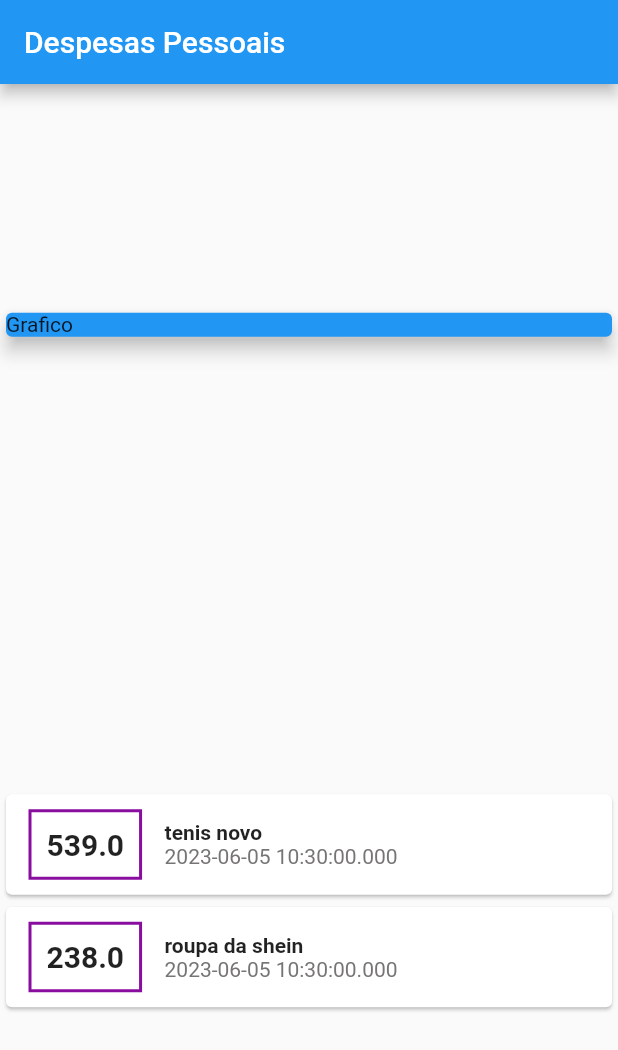
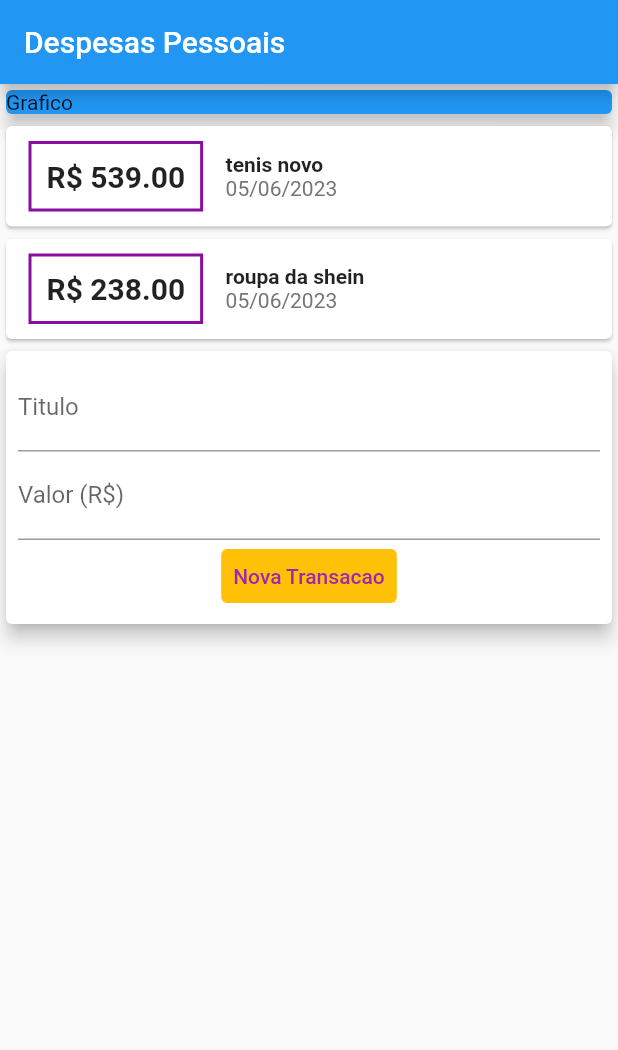
Before and after one commit to LuaDlc/expenses, a Flutter app: the screen it shows after launch, on a phone screen of 412 x 824 dp. Shown: the top 1050 px of the screen. Run offline on Flutter 3.47's test engine with Material 2 defaults, Android fonts, the phone set to English and light mode, and no system bars.

Commit message:
intl e TextField- entrada de valores e TextButton

```diff
--- a/lib/main.dart
+++ b/lib/main.dart
@@ -1,5 +1,6 @@
 import 'package:expenses/models/transactions.dart';
 import 'package:flutter/material.dart';
+import 'package:intl/intl.dart';
 
 void main() => runApp(const Expenses());
 
@@ -36,7 +37,6 @@ class MyHomePage extends StatelessWidget {
         title: const Text('Despesas Pessoais'),
       ),
       body: Column(
-        mainAxisAlignment: MainAxisAlignment.spaceAround,
         crossAxisAlignment: CrossAxisAlignment.stretch,
         children: <Widget>[
           const SizedBox(
@@ -50,7 +50,7 @@ class MyHomePage extends StatelessWidget {
             children: _transactions.map((tr) {
               return Card(
                 child: Row(
-              children: <Widget>[
+                  children: [
                     Container(
                       // o container aqui é necessario pois precisa dele pra add estilos
                       margin: const EdgeInsets.symmetric(
@@ -62,7 +62,7 @@ class MyHomePage extends StatelessWidget {
                       ),
                       padding: const EdgeInsets.all(10),
                       child: Text(
-                    tr.value.toString(),
+                        'R\$ ${tr.value!.toStringAsFixed(2)}',
                         style: const TextStyle(
                           fontWeight: FontWeight.bold,
                           fontSize: 20,
@@ -72,22 +72,50 @@ class MyHomePage extends StatelessWidget {
                     Column(
                       crossAxisAlignment: CrossAxisAlignment.start,
                       // titulo de data alinhados em uma coluna
-                  children: <Widget>[
+                      children: [
                         Text(
                           tr.title!,
                           style: const TextStyle(
                               fontSize: 14, fontWeight: FontWeight.bold),
                         ),
-                    Text(tr.date.toString(),
+                        Text(
+                          DateFormat('dd/MM/yyyy').format(tr.date!),
                           style: const TextStyle(
                             fontSize: 14,
                             color: Color.fromARGB(255, 118, 116, 116),
-                        )), //to string pois text recebe tipo string
+                          ),
+                        ), //to string pois text recebe tipo string
                       ],
                     )
                   ],
-            ));
-          }).toList())
+                ),
+              );
+            }).toList(),
+          ),
+          Card(
+              elevation: 5,
+              child: Padding(
+                padding: const EdgeInsets.all(8.0),
+                child: Column(
+                  children: <Widget>[
+                    const TextField(
+                      decoration: InputDecoration(labelText: 'Titulo'),
+                    ),
+                    const TextField(
+                      decoration: InputDecoration(labelText: 'Valor (R\$)'),
+                    ),
+                    TextButton(
+                      style:
+                          TextButton.styleFrom(backgroundColor: Colors.amber),
+                      onPressed: () {},
+                      child: const Text(
+                        'Nova Transacao',
+                        style: TextStyle(color: Colors.purple),
+                      ),
+                    )
+                  ],
+                ),
+              )),
         ],
       ),
     );
```
Also changed, not shown: pubspec.yaml (+3 -39 lines), pubspec.lock, 4 other files. Lines whose indentation alone changed are shown as unchanged.
